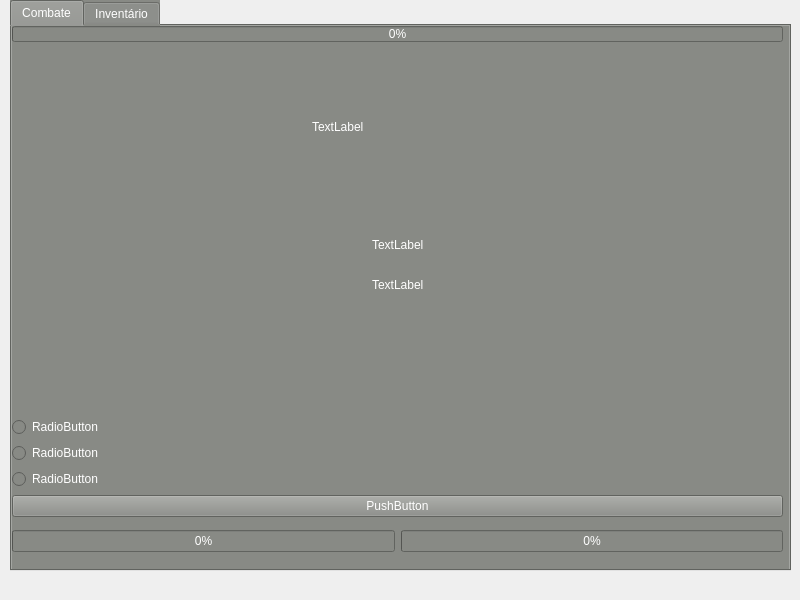
Before: the Qt Designer form level.ui in miguelsrrobo/Tagmar, drawn with Qt 5.
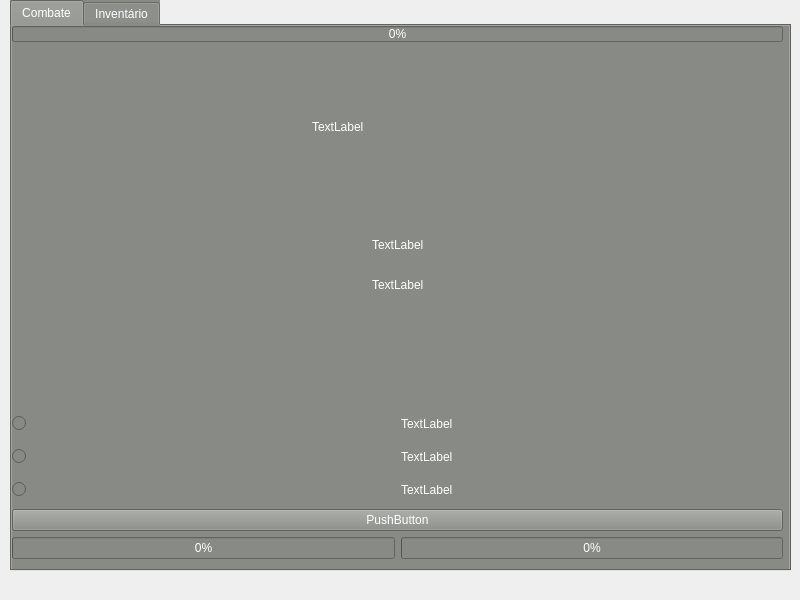
After: the same form once the commit is applied. Icons and pictures are not drawn.

```diff
--- a/level.ui
+++ b/level.ui
@@ -108,28 +108,64 @@
        <item>
         <layout class="QVBoxLayout" name="verticalLayout">
          <item>
-          <widget class="QRadioButton" name="radioButton">
+          <layout class="QHBoxLayout" name="horizontalLayout_2">
+           <item>
+            <widget class="QRadioButton" name="Button1">
            <property name="text">
-            <string>RadioButton</string>
+              <string/>
            </property>
           </widget>
          </item>
          <item>
-          <widget class="QRadioButton" name="radioButton_2">
+            <widget class="QLabel" name="testo1">
            <property name="text">
-            <string>RadioButton</string>
+              <string>TextLabel</string>
            </property>
           </widget>
          </item>
+          </layout>
+         </item>
          <item>
-          <widget class="QRadioButton" name="radioButton_3">
+          <layout class="QHBoxLayout" name="horizontalLayout_4">
+           <item>
+            <widget class="QRadioButton" name="Button2">
            <property name="text">
-            <string>RadioButton</string>
-           </property>
-          </widget>
+              <string/>
+             </property>
+            </widget>
+           </item>
+           <item>
+            <widget class="QLabel" name="testo2">
+             <property name="text">
+              <string>TextLabel</string>
+             </property>
+            </widget>
+           </item>
+          </layout>
+         </item>
+         <item>
+          <layout class="QHBoxLayout" name="horizontalLayout_3">
+           <item>
+            <widget class="QRadioButton" name="Button3">
+             <property name="text">
+              <string/>
+             </property>
+            </widget>
+           </item>
+           <item>
+            <widget class="QLabel" name="testo3">
+             <property name="text">
+              <string>TextLabel</string>
+             </property>
+            </widget>
+           </item>
+          </layout>
          </item>
          <item>
           <widget class="QPushButton" name="pushButton">
+           <property name="styleSheet">
+            <string notr="true"/>
+           </property>
            <property name="text">
             <string>PushButton</string>
            </property>
```
Lines whose indentation alone changed are shown as unchanged.
